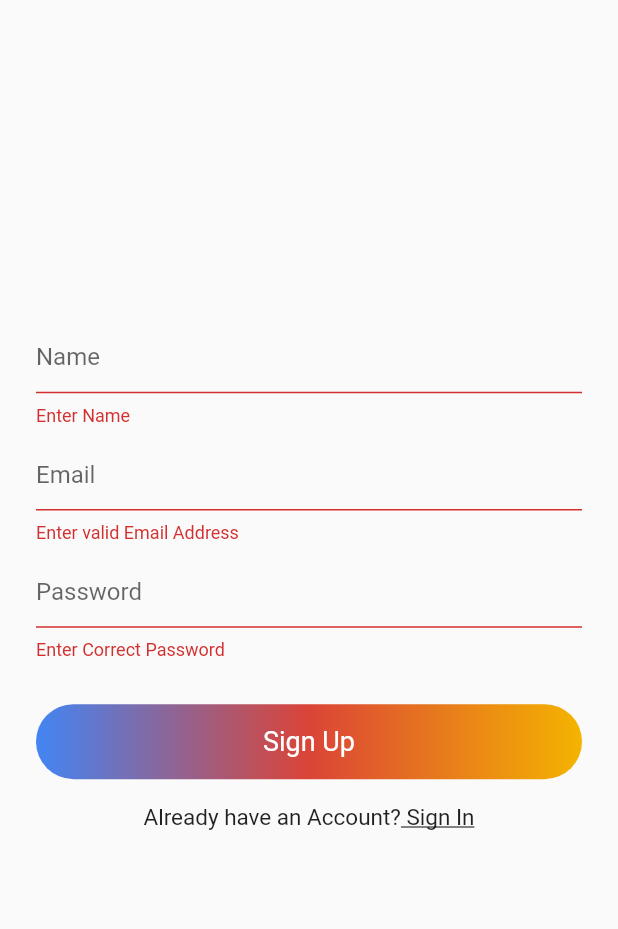
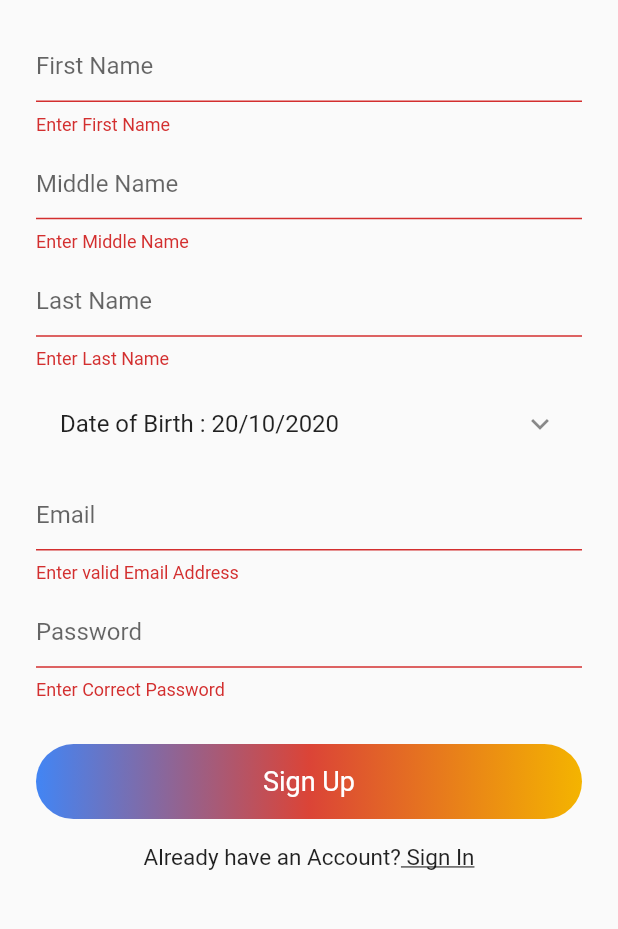
Before and after one commit to imtanbro/classroom, a Flutter app: the SignUp screen opened directly, after a tap on "Sign Up", on a phone screen of 412 x 824 dp, the part 84-1013 px from its top. Run offline on Flutter 3.47's test engine with Material 2 defaults, Android fonts, the phone set to English and light mode, and no system bars; our stand-ins replace cloud_firestore, firebase_auth, firebase_core, random_string, shared_preferences; accounts and stored records are empty.

Commit message:
Making Proper Studentsform

```diff
--- a/lib/views/signup/signup.dart
+++ b/lib/views/signup/signup.dart
@@ -12,7 +12,17 @@ class SignUp extends StatefulWidget {
 
 class _SignUpState extends State<SignUp> {
   final _formKey = GlobalKey<FormState>();
-  String email, password, name;
+  String email,
+      password,
+      fname,
+      mname,
+      lname,
+      userId,
+      div,
+      semister,
+      branch,
+      aboutyou;
+  DateTime pickeddate;
   AuthService authService = new AuthService();
   bool _isloading = false;
 
@@ -37,6 +47,13 @@ class _SignUpState extends State<SignUp> {
   }
 
   @override
+  void initState() {
+    // TODO: implement initState
+    super.initState();
+    pickeddate = DateTime.now();
+  }
+
+  @override
   Widget build(BuildContext context) {
     Size size = MediaQuery.of(context).size;
     return Scaffold(
@@ -58,17 +75,53 @@ class _SignUpState extends State<SignUp> {
                 margin: EdgeInsets.symmetric(horizontal: 24, vertical: 20),
                 child: Column(
                   children: [
-                    Spacer(),
                     TextFormField(
                       validator: (val) {
-                        return val.isEmpty ? "Enter Name" : null;
+                        return val.isEmpty ? "Enter First Name" : null;
                       },
                       decoration: InputDecoration(
-                        hintText: "Name",
+                        hintText: "First Name",
                       ),
                       onChanged: (val) {
-                        name = val;
+                        fname = val;
                       },
+                    ),
+                    SizedBox(
+                      height: size.height * 0.01,
+                    ),
+                    TextFormField(
+                      validator: (val) {
+                        return val.isEmpty ? "Enter Middle Name" : null;
+                      },
+                      decoration: InputDecoration(
+                        hintText: "Middle Name",
+                      ),
+                      onChanged: (val) {
+                        fname = val;
+                      },
+                    ),
+                    SizedBox(
+                      height: size.height * 0.01,
+                    ),
+                    TextFormField(
+                      validator: (val) {
+                        return val.isEmpty ? "Enter Last Name" : null;
+                      },
+                      decoration: InputDecoration(
+                        hintText: "Last Name",
+                      ),
+                      onChanged: (val) {
+                        lname = val;
+                      },
+                    ),
+                    SizedBox(
+                      height: size.height * 0.01,
+                    ),
+                    ListTile(
+                      title: Text(
+                          "Date of Birth : ${pickeddate.day}/${pickeddate.month}/${pickeddate.year}"),
+                      trailing: Icon(Icons.keyboard_arrow_down),
+                      onTap: _pickDate,
                     ),
                     SizedBox(
                       height: size.height * 0.01,
@@ -150,4 +203,19 @@ class _SignUpState extends State<SignUp> {
             ),
     );
   }
+
+  _pickDate() async {
+    DateTime date = await showDatePicker(
+        context: context,
+        initialDate: pickeddate,
+        firstDate: DateTime(DateTime.now().year - 50),
+        lastDate: DateTime.now());
+
+    if (date != null) {
+      setState(() {
+        pickeddate = date;
+        print(pickeddate);
+      });
+    }
+  }
 }
--- a/lib/widgets/widgets.dart
+++ b/lib/widgets/widgets.dart
@@ -4,7 +4,7 @@ import 'package:flutter/material.dart';
 AppBar appBar(BuildContext context) {
   return AppBar(
     elevation: 0,
-    backgroundColor: Colors.white,
+    backgroundColor: Colors.transparent,
     leading: IconButton(
       icon: Icon(Icons.dashboard, color: kPrimaryColor),
       onPressed: () {},
```
